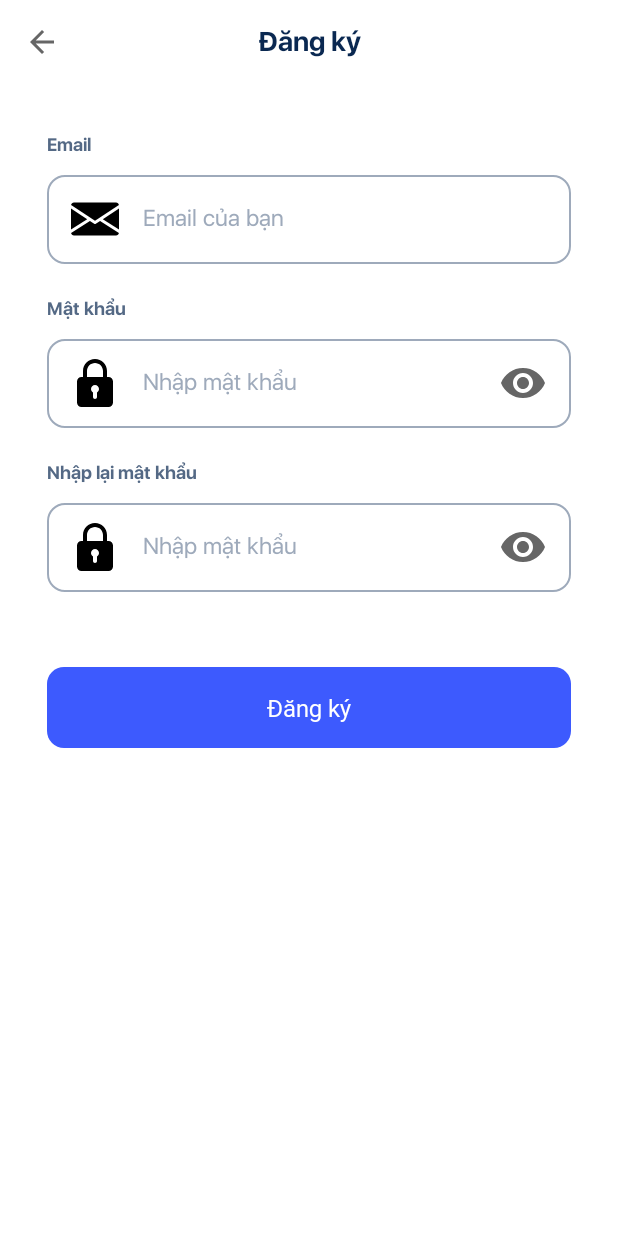
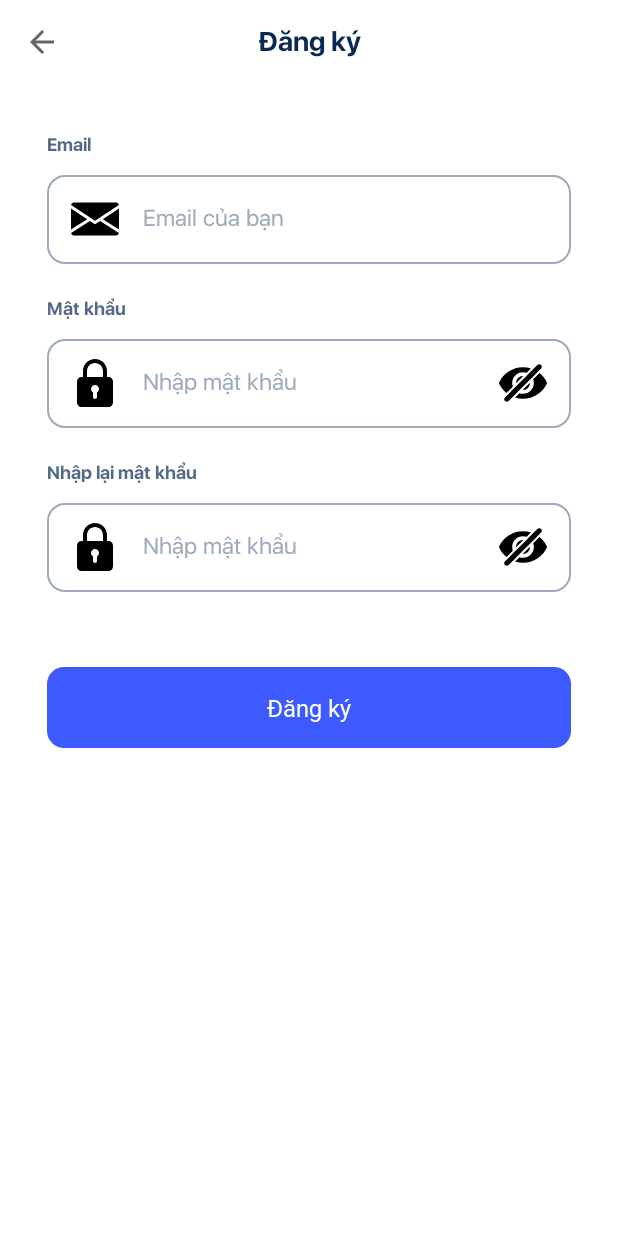
Before and after one commit to ngovanthinh/AppSell, an Android app: the RegisterFragment screen opened through its navigation route, after a tap on "Đăng ký", on a phone screen of 412 x 824 dp. Run offline under Robolectric (Android 15) with nearby library versions, the phone set to English and light mode, and no system bars; our stand-ins replace Firebase (no records; nobody signed in at launch, a user with empty details on screens opened directly), data binding, sdp/ssp sizes; libraries missing offline, so code that uses them is left out: com.tapadoo.alerter; 1 statement that could not run was skipped; 2 other taps on this screen came first.

Commit message:
fix bug and refactor

```diff
--- a/app/src/main/java/com/example/appsell/base/BaseDialog.kt
+++ b/app/src/main/java/com/example/appsell/base/BaseDialog.kt
@@ -8,9 +8,6 @@ import android.view.WindowManager
 import androidx.fragment.app.DialogFragment
 import com.example.appsell.R
 
-/**
- * Created by ThinhNV on 24/08/2021.
- */
 class BaseDialog : DialogFragment() {
 
     override fun onStart() {
--- a/app/src/main/java/com/example/appsell/model/Profile.kt
+++ b/app/src/main/java/com/example/appsell/model/Profile.kt
@@ -1,10 +1,9 @@
 package com.example.appsell.model
 
 class Profile(
-    var email: String,
     var userName: String,
     var date: String,
     var address: String
 ) {
-    constructor() : this("", "0", "", "")
+    constructor() : this("", "0", "")
 }
--- a/app/src/main/java/com/example/appsell/view/ListProductFragment.kt
+++ b/app/src/main/java/com/example/appsell/view/ListProductFragment.kt
@@ -20,9 +20,6 @@ import com.google.firebase.ktx.Firebase
 import com.google.gson.Gson
 import kotlinx.android.synthetic.main.fragment_list_product.*
 
-/**
- * Created by ThinhNV on 23/08/2021.
- */
 class ListProductFragment : Fragment() {
 
     lateinit var adapter: ProductAdapter
--- a/app/src/main/java/com/example/appsell/view/PaymentDialog.kt
+++ b/app/src/main/java/com/example/appsell/view/PaymentDialog.kt
@@ -7,9 +7,6 @@ import androidx.fragment.app.DialogFragment
 import com.example.appsell.R
 import kotlinx.android.synthetic.main.dialog_payment.*
 
-/**
- * Created by ThinhNV on 24/08/2021.
- */
 class PaymentDialog : DialogFragment() {
 
     private lateinit var onPayment: () -> Unit
--- a/app/src/main/java/com/example/appsell/view/RegisterFragment.kt
+++ b/app/src/main/java/com/example/appsell/view/RegisterFragment.kt
@@ -7,12 +7,19 @@ import android.view.ViewGroup
 import androidx.fragment.app.Fragment
 import androidx.navigation.fragment.findNavController
 import com.example.appsell.R
+import com.example.appsell.base.Until
 import com.google.firebase.auth.FirebaseAuth
 import com.tapadoo.alerter.Alerter
+import kotlinx.android.synthetic.main.fragment_login.*
 import kotlinx.android.synthetic.main.fragment_register.*
+import kotlinx.android.synthetic.main.fragment_register.edt_email
+import kotlinx.android.synthetic.main.fragment_register.edt_password
+import kotlinx.android.synthetic.main.fragment_register.txt_register
 
 class RegisterFragment : Fragment() {
 
+    private var isShowPass: Boolean = false
+    private var isShowPassAgain: Boolean = false
     lateinit var auth: FirebaseAuth
 
     override fun onCreate(savedInstanceState: Bundle?) {
@@ -38,6 +45,17 @@ class RegisterFragment : Fragment() {
         btn_back.setOnClickListener {
             findNavController().popBackStack()
         }
+
+        img_eye_register.setOnClickListener {
+            isShowPass = !isShowPass
+            Until.showHidePassword(isShowPass, edt_password, img_eye_register)
+        }
+
+        img_eye_again.setOnClickListener {
+            isShowPassAgain = !isShowPassAgain
+            Until.showHidePassword(isShowPassAgain, edt_password_again, img_eye_again)
+        }
+
     }
 
     private fun register() {
@@ -45,13 +63,16 @@ class RegisterFragment : Fragment() {
         val passAgain = edt_password_again.text.toString().trim()
         val email = edt_email.text.toString().trim()
 
-        if (((pass != passAgain) || pass.length >= 6 || pass.isEmpty() || passAgain.isEmpty() || email.isEmpty())) {
-            message("Vui lòng nhập đủ thông tin")
+        if (((pass != passAgain) || pass.length < 6 || pass.isEmpty() || passAgain.isEmpty() || email.isEmpty())) {
+            Until.message("Vui lòng nhập đủ thông tin", requireActivity())
         } else {
             auth.createUserWithEmailAndPassword(email, pass)
                 .addOnCompleteListener {
                     if (it.isSuccessful) {
-                        findNavController().navigate(R.id.action_registerFragment_to_homeFragment)
+                        val bundle = Bundle().apply {
+                            putString(LoginFragment.EMAIL, email.replace(".", ""))
+                        }
+                        findNavController().navigate(R.id.action_registerFragment_to_homeFragment, bundle)
                     } else {
 
                     }
@@ -59,11 +80,4 @@ class RegisterFragment : Fragment() {
         }
     }
 
-    private fun message(message: String) {
-        Alerter.create(requireActivity())
-            .setText(message)
-            .setBackgroundColorRes(R.color.colorPrimary)
-            .show()
-    }
-
 }
--- /dev/null
+++ b/app/src/main/res/drawable/ic_eye_off.xml
@@ -0,0 +1,21 @@
+<vector xmlns:android="http://schemas.android.com/apk/res/android"
+    android:width="932.05dp"
+    android:height="932.05dp"
+    android:viewportWidth="932.05"
+    android:viewportHeight="932.05">
+  <path
+      android:fillColor="#FF000000"
+      android:pathData="M146.375,658.475l121.7,-121.699c-7.9,-22.101 -12.2,-45.9 -12.2,-70.7c0,-116.101 94.1,-210.1 210.1,-210.1c24.801,0 48.601,4.3 70.7,12.2l83.101,-83.1c-48.5,-15.3 -100.2,-23.5 -153.7,-23.5c-205.6,0 -382.8,121.2 -464.2,296.1c-2.5,5.3 -2.5,11.5 0,16.9C35.375,546.475 85.075,609.375 146.375,658.475z"/>
+  <path
+      android:fillColor="#FF000000"
+      android:pathData="M785.675,273.675l-121.7,121.7c7.9,22.1 12.2,45.9 12.2,70.7c0,116.1 -94.1,210.1 -210.1,210.1c-24.8,0 -48.601,-4.3 -70.7,-12.2l-83.1,83.101c48.5,15.3 100.199,23.5 153.699,23.5c205.601,0 382.801,-121.2 464.2,-296.101c2.5,-5.3 2.5,-11.5 0,-16.899C896.675,385.675 846.975,322.775 785.675,273.675z"/>
+  <path
+      android:fillColor="#FF000000"
+      android:pathData="M466.075,600.575c74.3,0 134.5,-60.2 134.5,-134.5c0,-2.3 -0.101,-4.7 -0.2,-7l-141.3,141.3C461.375,600.475 463.675,600.575 466.075,600.575z"/>
+  <path
+      android:fillColor="#FF000000"
+      android:pathData="M466.075,331.675c-74.3,0 -134.5,60.2 -134.5,134.5c0,2.3 0.1,4.7 0.2,7l141.3,-141.3C470.675,331.675 468.375,331.675 466.075,331.675z"/>
+  <path
+      android:fillColor="#FF000000"
+      android:pathData="M178.875,682.475l-63.2,63.2c-19.5,19.5 -19.5,51.2 0,70.7c9.8,9.8 22.6,14.6 35.4,14.6c12.8,0 25.6,-4.899 35.4,-14.6l84.4,-84.4l86.2,-86.199l56.1,-56.101l176.601,-176.6l56.1,-56.101l107.4,-107.399l63.199,-63.2c19.5,-19.5 19.5,-51.2 0,-70.7c-9.8,-9.8 -22.6,-14.6 -35.399,-14.6s-25.601,4.9 -35.4,14.6l-84.399,84.4l-86.2,86.2l-56.101,56.1l-176.6,176.6l-56.1,56.101L178.875,682.475z"/>
+</vector>
--- a/app/src/main/res/layout/fragment_login.xml
+++ b/app/src/main/res/layout/fragment_login.xml
@@ -111,6 +111,7 @@
                     android:inputType="textPassword" />
 
                 <ImageView
+                    android:id="@+id/img_eye"
                     android:layout_width="32dp"
                     android:layout_height="32dp"
                     android:layout_marginStart="16dp"
--- a/app/src/main/res/layout/fragment_register.xml
+++ b/app/src/main/res/layout/fragment_register.xml
@@ -132,6 +132,7 @@
                     android:singleLine="true" />
 
                 <ImageView
+                    android:id="@+id/img_eye_register"
                     android:layout_width="32dp"
                     android:layout_height="32dp"
                     android:layout_marginStart="16dp"
@@ -181,6 +182,7 @@
                     android:singleLine="true" />
 
                 <ImageView
+                    android:id="@+id/img_eye_again"
                     android:layout_width="32dp"
                     android:layout_height="32dp"
                     android:layout_marginStart="16dp"
```
Also changed, not shown: app/src/main/java/com/example/appsell/base/Until.kt (added, +30 -0 lines), app/src/main/java/com/example/appsell/view/CartFragment.kt (+3 -8 lines), app/src/main/java/com/example/appsell/view/HomeFragment.kt (+13 -11 lines), app/src/main/java/com/example/appsell/view/LoginFragment.kt (+22 -5 lines), app/src/main/java/com/example/appsell/view/NewProductFragment.kt (+10 -12 lines), app/src/main/java/com/example/appsell/view/ProfileFragment.kt (+16 -11 lines).
